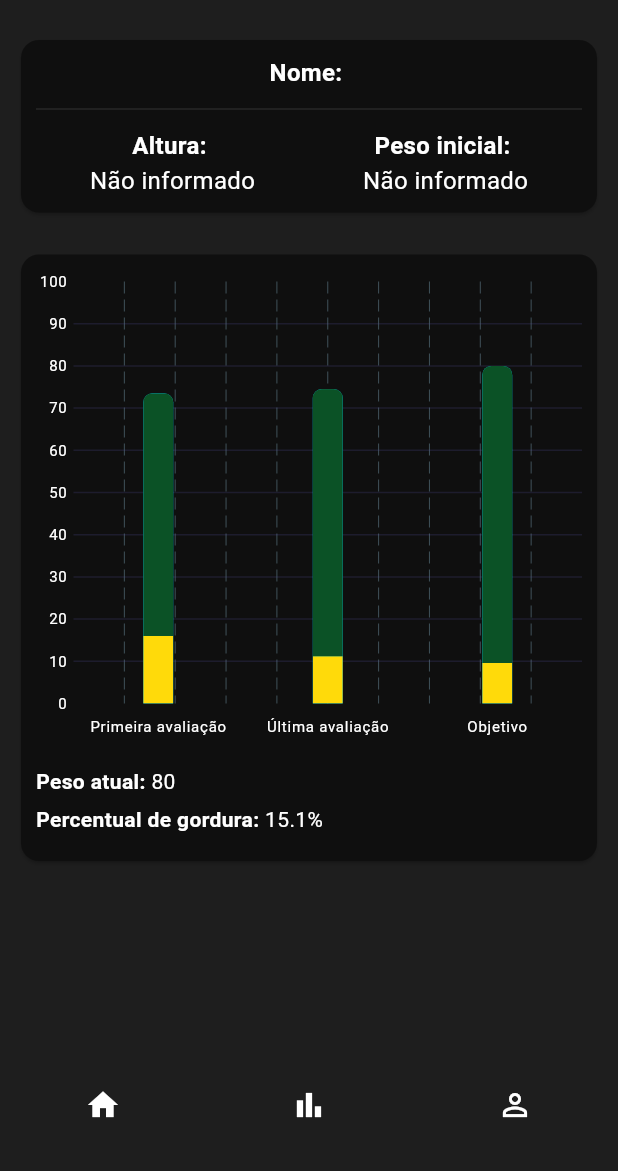
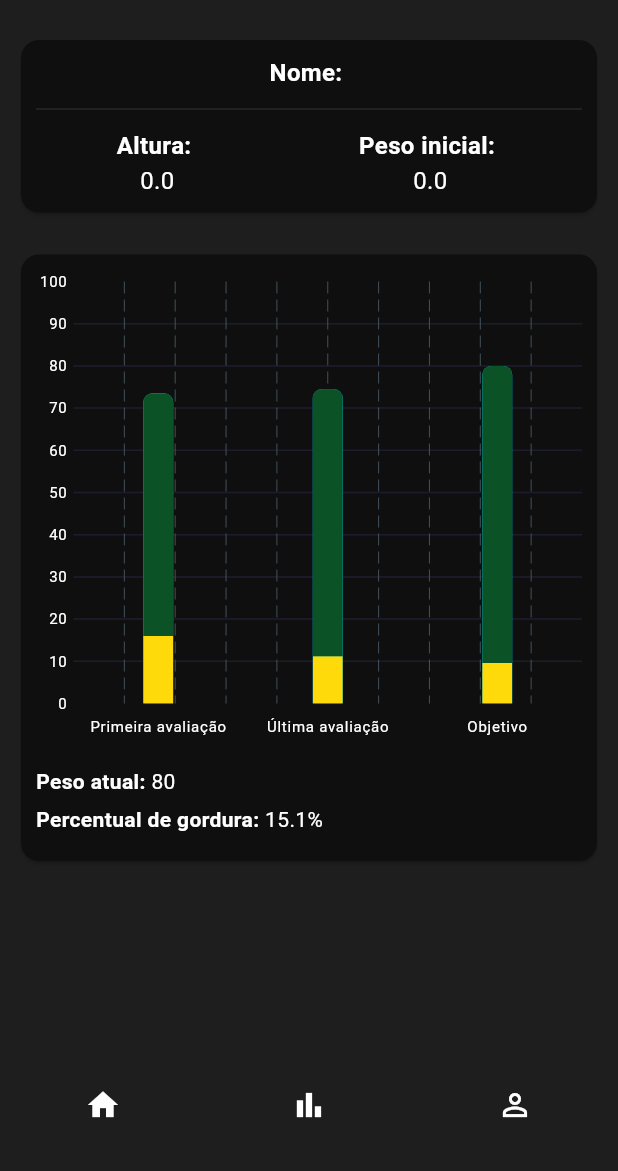
Before and after one commit to lucaskrause/my_fitness_progress, a Flutter app: the HomePage screen opened directly, on a phone screen of 412 x 824 dp, the part 65-1236 px from its top. Run offline on Flutter 3.47's test engine with Material 3 defaults, Android fonts, the phone set to English and light mode, and no system bars; drawn by our look-alikes of fl_chart; our stand-ins replace cloud_firestore, firebase_core, get_it, shared_preferences, sqflite; accounts and stored records are empty.

Commit message:
registro inicial, tela inicial e saindo do app

```diff
--- a/lib/src/components/card_person.dart
+++ b/lib/src/components/card_person.dart
@@ -16,34 +16,34 @@ class _CardPersonState extends State<CardPerson> {
   Widget build(BuildContext context) {
     return Card(
       color: Theme.of(context).cardColor,
-      child: const Padding(
-        padding: EdgeInsets.all(10),
+      child: Padding(
+        padding: const EdgeInsets.all(10),
         child: Column(
           mainAxisAlignment: MainAxisAlignment.spaceBetween,
           children: [
             Row(
               mainAxisAlignment: MainAxisAlignment.center,
               children: [
-                Text('Nome: ', style: TextStyle(fontSize: 16, color: Colors.white, fontWeight: FontWeight.bold)),
-                // Text(authController.auth!.displayName!.toUpperCase(), style: const TextStyle(fontSize: 16, color: Colors.white)),
+                const Text('Nome: ', style: TextStyle(fontSize: 16, color: Colors.white, fontWeight: FontWeight.bold)),
+                Text(authController.user.name, style: const TextStyle(fontSize: 16, color: Colors.white)),
               ],
             ),
-            SizedBox(height: 5),
-            Divider(color: Colors.white, thickness: 0.1),
-            SizedBox(height: 5),
+            const SizedBox(height: 5),
+            const Divider(color: Colors.white, thickness: 0.1),
+            const SizedBox(height: 5),
             Row(
               mainAxisAlignment: MainAxisAlignment.spaceAround,
               children: [
                 Column(
                   children: [
-                    Text('Altura: ', style: TextStyle(fontSize: 16, color: Colors.white, fontWeight: FontWeight.bold)),
-                    Text('Não informado', style: TextStyle(fontSize: 16, color: Colors.white)),
+                    const Text('Altura: ', style: TextStyle(fontSize: 16, color: Colors.white, fontWeight: FontWeight.bold)),
+                    Text((authController.user.height/100).toString(), style: const TextStyle(fontSize: 16, color: Colors.white)),
                   ],
                 ),
                 Column(
                   children: [
-                    Text('Peso inicial: ', style: TextStyle(fontSize: 16, color: Colors.white, fontWeight: FontWeight.bold)),
-                    Text('Não informado', style: TextStyle(fontSize: 16, color: Colors.white)),
+                    const Text('Peso inicial: ', style: TextStyle(fontSize: 16, color: Colors.white, fontWeight: FontWeight.bold)),
+                    Text(authController.user.weight.toString(), style: const TextStyle(fontSize: 16, color: Colors.white)),
                   ],
                 ),
               ],
```
Also changed, not shown: lib/src/controller/auth/auth_controller.dart (+25 -6 lines), lib/src/screen/home/drawer_page.dart (+12 -2 lines), lib/src/screen/home/splash_page.dart (+10 -9 lines), lib/src/screen/login/register_page.dart (+11 -13 lines), 1 other file.
